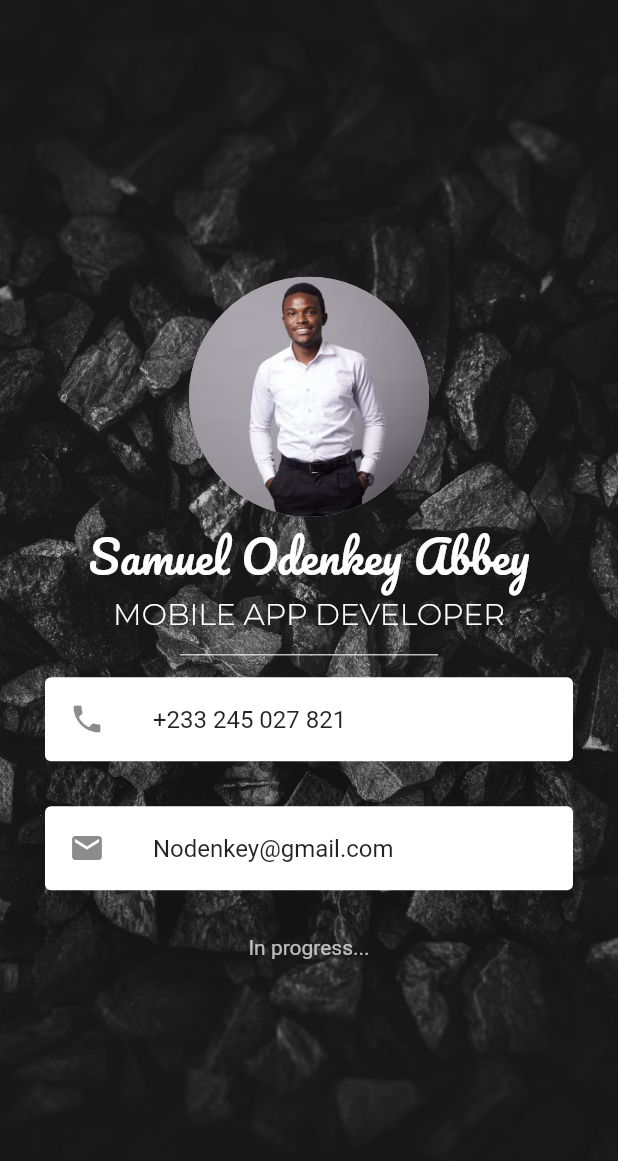
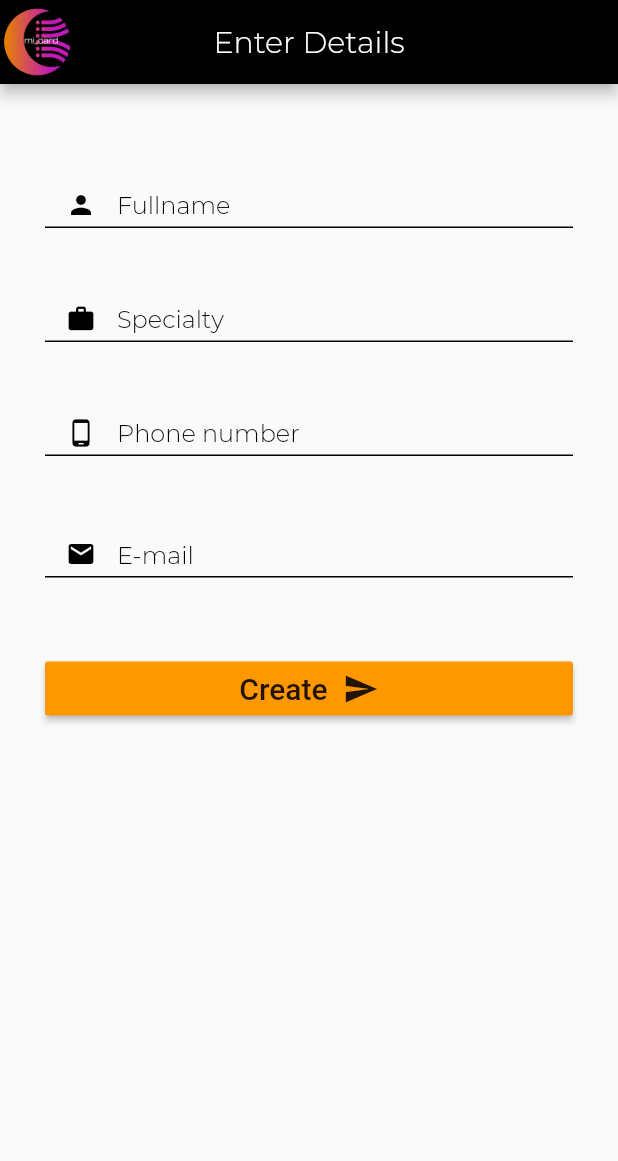
Before and after one commit to Nodenkey/mi_card, a Flutter app: the screen it shows after launch, on a phone screen of 412 x 824 dp. Shown: the top 1161 px of the screen. Run offline on Flutter 3.47's test engine with Material 2 defaults, Android fonts, the phone set to English and light mode, and no system bars.

Commit message:
added edit function

```diff
--- a/lib/main.dart
+++ b/lib/main.dart
@@ -1,5 +1,6 @@
 import 'package:flutter/material.dart';
 import 'package:flutter/widgets.dart';
+import 'package:mi_card/pages/details.dart';
 
 void main() => runApp(MyApp());
 
@@ -12,65 +13,10 @@ class _MyAppState extends State<MyApp> {
   @override
   Widget build(BuildContext context) {
     return MaterialApp(
-      debugShowCheckedModeBanner: false,
-      home: Scaffold(
-        backgroundColor: Colors.black54,
-        body: Container(
-          width: double.infinity,
-          height: double.infinity,
-          decoration: BoxDecoration(
-              image: DecorationImage(
-                  fit: BoxFit.cover, image: AssetImage('images/rocks.jpg'))),
-          child: Column(
-            mainAxisAlignment: MainAxisAlignment.center,
-            children: <Widget>[
-              CircleAvatar(
-                radius: 80,
-                backgroundColor: Colors.grey,
-                backgroundImage: AssetImage('images/me.jpg'),
-              ),
-              Text(
-                'Samuel Odenkey Abbey',
-                style: TextStyle(color: Colors.white, fontFamily: 'Pacifico', fontSize: 30),
-              ),
-              Text(
-                'MOBILE APP DEVELOPER',
-                style: TextStyle(color: Colors.white, fontFamily: 'Montserrat', fontSize: 20, fontWeight: FontWeight.w300),
-              ),
-              Divider(
-                height: 30,
-                thickness: 1.0,
-                indent: 120,
-                endIndent: 120,
-                color: Colors.white70,
-              ),
-              Card(
-                elevation: 20,
-                margin: EdgeInsets.symmetric(horizontal: 30.0),
-                color: Colors.white,
-                child: ListTile(
-                  leading: Icon(Icons.phone),
-                  title: Text(
-                    '+233 245 027 821',
-                  ),
-                ),
-              ),
-              Card(
-                elevation: 20,
-                margin: EdgeInsets.all(30.0),
-                color: Colors.white,
-                child: ListTile(
-                  leading: Icon(Icons.mail),
-                  title: Text(
-                    'Nodenkey@gmail.com',
-                  ),
-                ),
-              ),
-              Text('In progress...', style: TextStyle(color: Colors.white70))
-            ],
-          ),
-        ),
-      ),
-    );
+        debugShowCheckedModeBanner: false,
+        routes: <String, WidgetBuilder>{
+          '/': (BuildContext context) => Details(),
+//          '/display': (BuildContext context) => Display()
+        });
   }
 }
--- /dev/null
+++ b/lib/pages/details.dart
@@ -0,0 +1,290 @@
+import 'package:flutter/material.dart';
+import 'package:mi_card/pages/display.dart';
+
+class Details extends StatefulWidget {
+  @override
+  _DetailsState createState() => _DetailsState();
+}
+
+class _DetailsState extends State<Details> {
+  final _formKey = GlobalKey<FormState>();
+  TextEditingController nameController = TextEditingController();
+  TextEditingController workController = TextEditingController();
+  TextEditingController phoneController = TextEditingController();
+  TextEditingController emailController = TextEditingController();
+
+  var name = '';
+  var job = '';
+  var num = '';
+  var mail = '';
+
+  void onBtnPressed() {
+    if (!_formKey.currentState.validate()) {
+      print('fields cannot be empty');
+    } else {
+      Navigator.push(
+          context,
+          MaterialPageRoute(
+              builder: (BuildContext context) =>
+                  Display(name, job, num, mail)));
+    }
+  }
+
+  @override
+  Widget build(BuildContext context) {
+    return Scaffold(
+      appBar: AppBar(
+        backgroundColor: Colors.black,
+        leading: Image.asset('images/logo.png'),
+        title: Text(
+          'Enter Details',
+          style: TextStyle(fontFamily: 'Montserrat'),
+        ),
+        centerTitle: true,
+      ),
+      body: SingleChildScrollView(
+        child: Form(
+          key: _formKey,
+          child: Padding(
+            padding:
+                const EdgeInsets.symmetric(vertical: 40.0, horizontal: 30.0),
+            child: Column(
+              children: <Widget>[
+                TextFormField(
+                    // controller enables to interact with a field at a time
+                    controller: nameController,
+                    style: TextStyle(
+                        color: Colors.orange,
+                        fontSize: 16.0,
+                        fontFamily: 'Montserrat'),
+                    textInputAction: TextInputAction.next,
+                    maxLines: 1,
+                    // gives effect on select of a field
+                    enableInteractiveSelection: true,
+                    decoration: InputDecoration(
+                      labelText: 'Fullname',
+                      labelStyle: TextStyle(
+                        color: Colors.black,
+                      ),
+                      alignLabelWithHint: true,
+                      hintStyle: TextStyle(color: Colors.black),
+                      contentPadding: EdgeInsets.only(
+                          right: 15.0, left: 15.0, top: 15.0, bottom: 5.0),
+                      hasFloatingPlaceholder: true,
+                      focusedBorder: UnderlineInputBorder(
+                        borderSide: BorderSide(color: Colors.purple),
+                      ),
+                      enabledBorder: UnderlineInputBorder(
+                        borderSide: BorderSide(color: Colors.black),
+                      ),
+                      errorBorder: UnderlineInputBorder(
+                        borderSide: BorderSide(
+                          color: Colors.red.withOpacity(0.5),
+                        ),
+                      ),
+                      prefixIcon: Padding(
+                        padding: const EdgeInsets.only(top: 25.0),
+                        child: Icon(
+                          Icons.person,
+                          color: Colors.black,
+                          size: 20,
+                        ),
+                      ),
+                    ),
+                    validator: (value) {
+                      if (value.isEmpty) {
+                        return 'field cannot be empty';
+                      }
+                      if (!(value is String)) {
+                        return 'Enter letters only';
+                      } else {
+                        name = value;
+                        return null;
+                      }
+                    }),
+                SizedBox(
+                  height: 20.0,
+                ),
+                TextFormField(
+                  controller: workController,
+                  textInputAction: TextInputAction.next,
+                  maxLines: 1,
+                  enableInteractiveSelection: true,
+                  style: TextStyle(
+                      fontSize: 16.0,
+                      color: Colors.orange,
+                      fontFamily: 'Montserrat'),
+                  decoration: InputDecoration(
+                    alignLabelWithHint: true,
+                    contentPadding: EdgeInsets.only(
+                        right: 15.0, left: 15.0, top: 15.0, bottom: 5.0),
+                    labelText: 'Specialty',
+                    labelStyle: TextStyle(color: Colors.black),
+                    prefixIcon: Padding(
+                      padding: const EdgeInsets.only(top: 25.0),
+                      child: Icon(
+                        Icons.work,
+                        color: Colors.black,
+                        size: 20,
+                      ),
+                    ),
+                    enabledBorder: UnderlineInputBorder(
+                      borderSide: BorderSide(color: Colors.black),
+                    ),
+                    focusedBorder: UnderlineInputBorder(
+                      borderSide: BorderSide(color: Colors.purple),
+                    ),
+                    errorBorder: UnderlineInputBorder(
+                      borderSide: BorderSide(
+                        color: Colors.red.withOpacity(0.5),
+                      ),
+                    ),
+                  ),
+                  validator: (value) {
+                    if (value.isEmpty) {
+                      return 'field cannot be empty';
+                    }
+                    if (!(value is String)) {
+                      return 'Enter letters only';
+                    } else {
+                      job = value;
+                      return null;
+                    }
+                  },
+                ),
+                SizedBox(
+                  height: 20.0,
+                ),
+                TextFormField(
+                  // controller enables to interact with a field at a time
+                  controller: phoneController,
+                  style: TextStyle(
+                      color: Colors.orange,
+                      fontSize: 16.0,
+                      fontFamily: 'Montserrat'),
+                  textInputAction: TextInputAction.next,
+                  maxLines: 1,
+                  keyboardType: TextInputType.number,
+                  // gives effect on select of a field
+                  enableInteractiveSelection: true,
+                  decoration: InputDecoration(
+                    labelText: 'Phone number',
+                    labelStyle: TextStyle(
+                      color: Colors.black,
+                    ),
+                    alignLabelWithHint: true,
+                    hintStyle: TextStyle(color: Colors.black),
+                    contentPadding: EdgeInsets.only(
+                        right: 15.0, left: 15.0, top: 15.0, bottom: 5.0),
+                    hasFloatingPlaceholder: true,
+                    focusedBorder: UnderlineInputBorder(
+                      borderSide: BorderSide(color: Colors.purple),
+                    ),
+                    enabledBorder: UnderlineInputBorder(
+                      borderSide: BorderSide(color: Colors.black),
+                    ),
+                    errorBorder: UnderlineInputBorder(
+                      borderSide: BorderSide(
+                        color: Colors.red.withOpacity(0.5),
+                      ),
+                    ),
+                    prefixIcon: Padding(
+                      padding: const EdgeInsets.only(top: 25.0),
+                      child: Icon(
+                        Icons.phone_android,
+                        color: Colors.black,
+                        size: 20,
+                      ),
+                    ),
+                  ),
+                  validator: (value) {
+                    if (value.isEmpty) {
+                      return 'field cannot be empty';
+                    } else {
+                      num = value;
+                      return null;
+                    }
+                  },
+                ),
+                SizedBox(
+                  height: 25.0,
+                ),
+                TextFormField(
+                    // controller enables to interact with a field at a time
+                    controller: emailController,
+                    style: TextStyle(
+                        color: Colors.orange,
+                        fontSize: 16.0,
+                        fontFamily: 'Montserrat'),
+                    textInputAction: TextInputAction.done,
+                    maxLines: 1,
+                    keyboardType: TextInputType.emailAddress,
+                    // gives effect on select of a field
+                    enableInteractiveSelection: true,
+                    decoration: InputDecoration(
+                      labelText: 'E-mail',
+                      labelStyle: TextStyle(
+                        color: Colors.black,
+                      ),
+                      alignLabelWithHint: true,
+                      hintStyle: TextStyle(color: Colors.black),
+                      contentPadding: EdgeInsets.only(
+                          right: 15.0, left: 15.0, top: 15.0, bottom: 5.0),
+                      hasFloatingPlaceholder: true,
+                      focusedBorder: UnderlineInputBorder(
+                        borderSide: BorderSide(color: Colors.purple),
+                      ),
+                      enabledBorder: UnderlineInputBorder(
+                        borderSide: BorderSide(color: Colors.black),
+                      ),
+                      errorBorder: UnderlineInputBorder(
+                        borderSide: BorderSide(
+                          color: Colors.red.withOpacity(0.5),
+                        ),
+                      ),
+                      prefixIcon: Padding(
+                        padding: const EdgeInsets.only(top: 25.0),
+                        child: Icon(
+                          Icons.mail,
+                          color: Colors.black,
+                          size: 20,
+                        ),
+                      ),
+                    ),
+                    validator: (value) {
+                      if (!RegExp(r"^[a-zA-Z0-9.]+@[a-zA-Z0-9]+\.[a-zA-Z]+")
+                          .hasMatch(value)) {
+                        return 'Please enter a valid Email.';
+                      } else {
+                        mail = value;
+                        return null;
+                      }
+                    }),
+                SizedBox(
+                  height: 50,
+                ),
+                MaterialButton(
+                  onPressed: () => onBtnPressed(),
+                  color: Colors.orange,
+                  child: Row(
+                    mainAxisAlignment: MainAxisAlignment.center,
+                    children: <Widget>[
+                      Text(
+                        'Create',
+                        style: TextStyle(fontSize: 20.0),
+                      ),
+                      SizedBox(
+                        width: 10.0,
+                      ),
+                      Icon(Icons.send)
+                    ],
+                  ),
+                )
+              ],
+            ),
+          ),
+        ),
+      ),
+    );
+  }
+}
--- /dev/null
+++ b/lib/pages/display.dart
@@ -0,0 +1,77 @@
+import 'package:flutter/material.dart';
+
+class Display extends StatelessWidget {
+  final String name;
+  final String job;
+  final String num;
+  final String mail;
+
+  Display(this.name, this.job, this.num, this.mail);
+
+  @override
+  Widget build(BuildContext context) {
+    return Scaffold(
+      backgroundColor: Colors.black54,
+      body: Container(
+        width: double.infinity,
+        height: double.infinity,
+        decoration: BoxDecoration(
+            image: DecorationImage(
+                fit: BoxFit.cover, image: AssetImage('images/rocks.jpg'))),
+        child: Column(
+          mainAxisAlignment: MainAxisAlignment.center,
+          children: <Widget>[
+            CircleAvatar(
+              radius: 80,
+              backgroundColor: Colors.grey,
+              backgroundImage: AssetImage('images/me.jpg'),
+            ),
+            Text(
+              name,
+              style: TextStyle(
+                  color: Colors.white, fontFamily: 'Pacifico', fontSize: 30),
+            ),
+            Text(
+              job.toUpperCase(),
+              style: TextStyle(
+                  color: Colors.white,
+                  fontFamily: 'Montserrat',
+                  fontSize: 20,
+                  fontWeight: FontWeight.w300),
+            ),
+            Divider(
+              height: 30,
+              thickness: 1.0,
+              indent: 120,
+              endIndent: 120,
+              color: Colors.white70,
+            ),
+            Card(
+              elevation: 20,
+              margin: EdgeInsets.symmetric(horizontal: 30.0),
+              color: Colors.white,
+              child: ListTile(
+                leading: Icon(Icons.phone),
+                title: Text(
+                  num,
+                ),
+              ),
+            ),
+            Card(
+              elevation: 20,
+              margin: EdgeInsets.all(30.0),
+              color: Colors.white,
+              child: ListTile(
+                leading: Icon(Icons.mail),
+                title: Text(
+                  mail,
+                ),
+              ),
+            ),
+            Text('In progress...', style: TextStyle(color: Colors.white70))
+          ],
+        ),
+      ),
+    );
+  }
+}
```
Also changed, not shown: images/logo.png (added), 16 other files.
